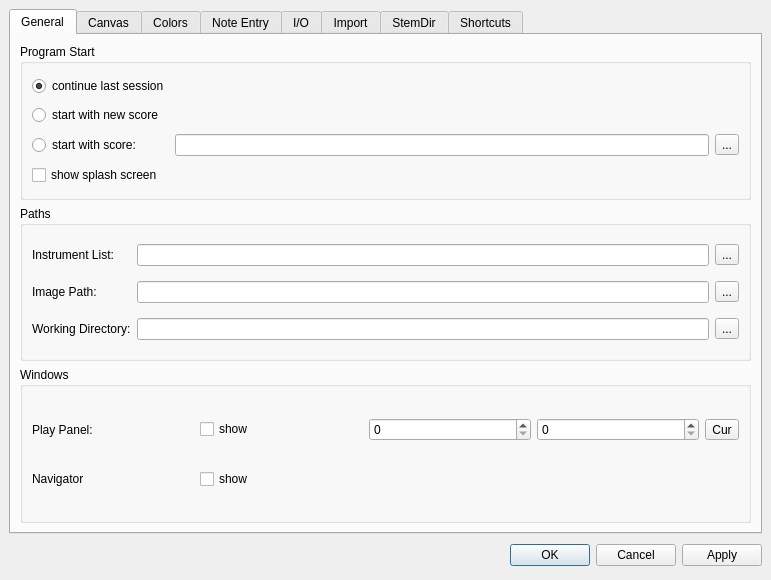
The window that mscore/mscore/prefsdialog.ui (musescore/musescore-old) describes before a commit, drawn with Qt 5.
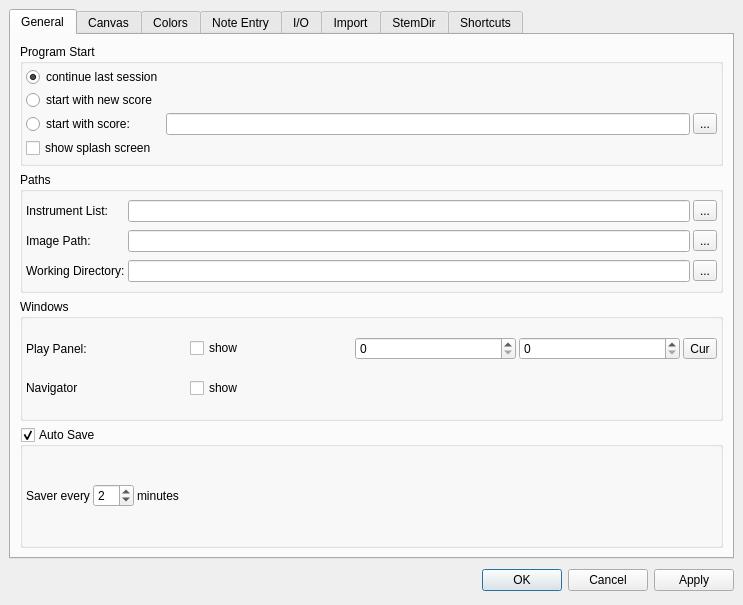
The same window after the commit. The open tabs and pages were chosen to show the change. Icons and pictures are not drawn. Custom widgets are drawn as their Qt base class.

Commit message: configurable auto save function

```diff
--- a/mscore/mscore/prefsdialog.ui
+++ b/mscore/mscore/prefsdialog.ui
@@ -5,8 +5,8 @@
    <rect>
     <x>0</x>
     <y>0</y>
-    <width>771</width>
-    <height>580</height>
+    <width>743</width>
+    <height>605</height>
    </rect>
   </property>
   <property name="windowTitle" >
@@ -38,21 +38,6 @@
        <string>General</string>
       </attribute>
       <layout class="QVBoxLayout" >
-       <property name="spacing" >
-        <number>6</number>
-       </property>
-       <property name="leftMargin" >
-        <number>9</number>
-       </property>
-       <property name="topMargin" >
-        <number>9</number>
-       </property>
-       <property name="rightMargin" >
-        <number>9</number>
-       </property>
-       <property name="bottomMargin" >
-        <number>9</number>
-       </property>
        <item>
         <widget class="QGroupBox" name="groupBox_5" >
          <property name="title" >
@@ -63,22 +48,22 @@
          </property>
          <layout class="QGridLayout" >
           <property name="leftMargin" >
-           <number>9</number>
+           <number>3</number>
           </property>
           <property name="topMargin" >
-           <number>9</number>
+           <number>3</number>
           </property>
           <property name="rightMargin" >
-           <number>9</number>
+           <number>3</number>
           </property>
           <property name="bottomMargin" >
-           <number>9</number>
+           <number>3</number>
           </property>
           <property name="horizontalSpacing" >
-           <number>6</number>
+           <number>3</number>
           </property>
           <property name="verticalSpacing" >
-           <number>6</number>
+           <number>3</number>
           </property>
           <item row="2" column="1" >
            <widget class="QLineEdit" name="sessionScore" />
@@ -137,22 +122,22 @@
          </property>
          <layout class="QGridLayout" >
           <property name="leftMargin" >
-           <number>9</number>
+           <number>3</number>
           </property>
           <property name="topMargin" >
-           <number>9</number>
+           <number>3</number>
           </property>
           <property name="rightMargin" >
-           <number>9</number>
+           <number>3</number>
           </property>
           <property name="bottomMargin" >
-           <number>9</number>
+           <number>3</number>
           </property>
           <property name="horizontalSpacing" >
-           <number>6</number>
+           <number>3</number>
           </property>
           <property name="verticalSpacing" >
-           <number>6</number>
+           <number>3</number>
           </property>
           <item row="1" column="0" >
            <widget class="QLabel" name="label_9" >
@@ -226,6 +211,24 @@
           <bool>true</bool>
          </property>
          <layout class="QGridLayout" >
+          <property name="leftMargin" >
+           <number>3</number>
+          </property>
+          <property name="topMargin" >
+           <number>3</number>
+          </property>
+          <property name="rightMargin" >
+           <number>3</number>
+          </property>
+          <property name="bottomMargin" >
+           <number>3</number>
+          </property>
+          <property name="horizontalSpacing" >
+           <number>3</number>
+          </property>
+          <property name="verticalSpacing" >
+           <number>3</number>
+          </property>
           <item row="0" column="0" >
            <widget class="QLabel" name="label_17" >
             <property name="text" >
@@ -284,6 +287,73 @@
          </layout>
         </widget>
        </item>
+       <item>
+        <widget class="QGroupBox" name="autoSave" >
+         <property name="title" >
+          <string>Auto Save</string>
+         </property>
+         <property name="flat" >
+          <bool>true</bool>
+         </property>
+         <property name="checkable" >
+          <bool>true</bool>
+         </property>
+         <layout class="QHBoxLayout" >
+          <property name="spacing" >
+           <number>3</number>
+          </property>
+          <property name="leftMargin" >
+           <number>3</number>
+          </property>
+          <property name="topMargin" >
+           <number>3</number>
+          </property>
+          <property name="rightMargin" >
+           <number>3</number>
+          </property>
+          <property name="bottomMargin" >
+           <number>3</number>
+          </property>
+          <item>
+           <widget class="QLabel" name="label_25" >
+            <property name="text" >
+             <string>Saver every</string>
+            </property>
+           </widget>
+          </item>
+          <item>
+           <widget class="QSpinBox" name="autoSaveTime" >
+            <property name="minimum" >
+             <number>1</number>
+            </property>
+            <property name="value" >
+             <number>2</number>
+            </property>
+           </widget>
+          </item>
+          <item>
+           <widget class="QLabel" name="label_27" >
+            <property name="text" >
+             <string>minutes</string>
+            </property>
+           </widget>
+          </item>
+          <item>
+           <spacer>
+            <property name="orientation" >
+             <enum>Qt::Horizontal</enum>
+            </property>
+            <property name="sizeHint" >
+             <size>
+              <width>40</width>
+              <height>20</height>
+             </size>
+            </property>
+           </spacer>
+          </item>
+         </layout>
+        </widget>
+       </item>
       </layout>
      </widget>
      <widget class="QWidget" name="tab2" >
```
Left out of the diff: 2 changed lines with no effect on the pictures. The commit also changes 5 other files.
